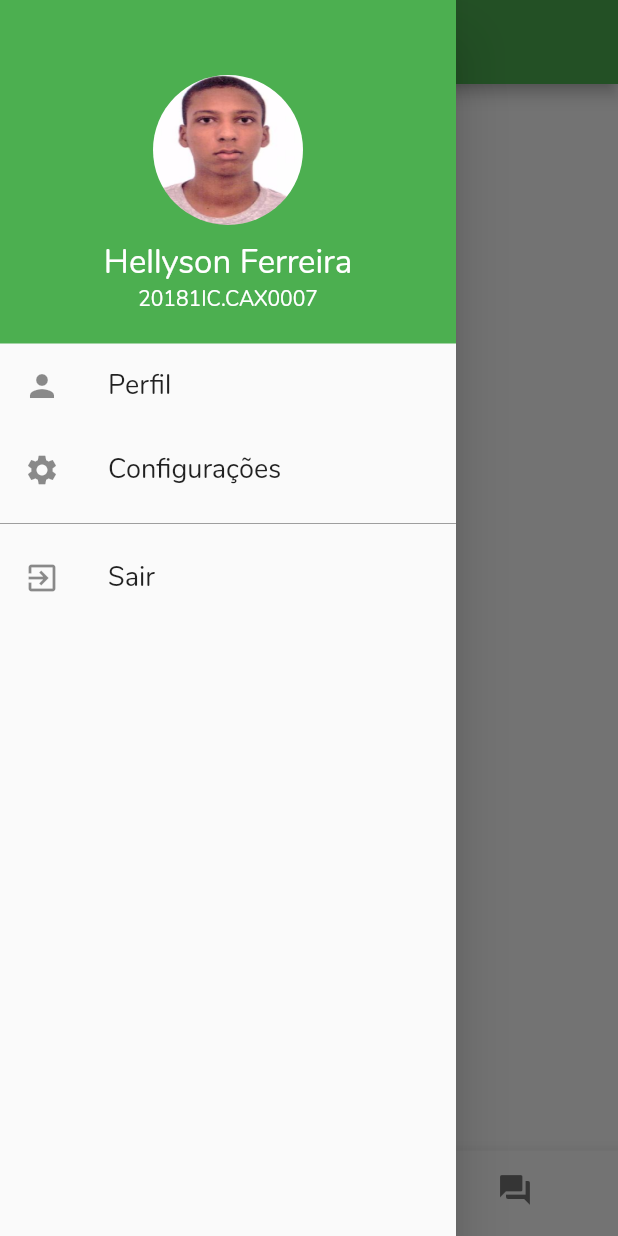
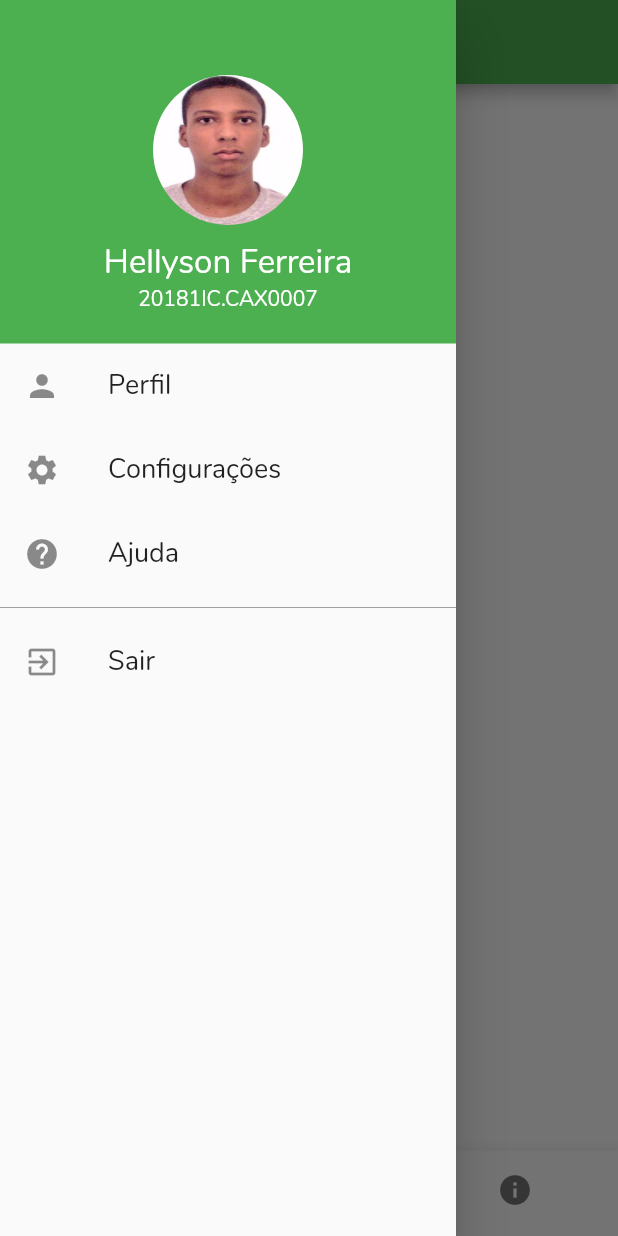
Before and after one commit to Hellyson-Ferreira/app_avaliacao_ifma, a Flutter app: the HomeAluno screen opened by its route, item 2 of the bottom bar chosen, in the side drawer, after a tap on "Configurações", on a phone screen of 412 x 824 dp. Run offline on Flutter 3.47's test engine with Material 2 defaults, Android fonts, the phone set to English and light mode, and no system bars; our stand-ins replace splashscreen.

Commit message:
Ajustes nas telas

```diff
--- a/lib/homeAluno/drawerAluno.dart
+++ b/lib/homeAluno/drawerAluno.dart
@@ -78,6 +78,21 @@ class DrawerAluno extends StatelessWidget {
 
 
           ),
+          ListTile(
+            leading: Icon(Icons.help),
+            title: Text(
+              'Ajuda',
+              style: TextStyle(
+                fontSize: 18,
+
+            ),
+            ),
+            onTap: (){
+               //Navigator.of(context).pushNamed(HomeAluno.tag,);
+            }
+
+
+          ),
           new Divider(
             color: Colors.grey,
           ),
--- a/lib/homeAluno/home_aluno.dart
+++ b/lib/homeAluno/home_aluno.dart
@@ -27,7 +27,13 @@ class _HomeAlunoState extends State<HomeAluno> {
   Widget build(BuildContext context) {
     return Scaffold(
       appBar: AppBar(
-        title: const Text('Nome do APP'),
+        //centerTitle: true,
+        title: const Text(
+          'Aluno ',
+          style: TextStyle(
+            fontSize: 20
+
+        ),),
       ),
       body: Center(
         child: _widgetOptions.elementAt(_selectedIndex),
@@ -44,7 +50,7 @@ class _HomeAlunoState extends State<HomeAluno> {
             title: Text('Business'),
           ),
           BottomNavigationBarItem(
-            icon: Icon(Icons.question_answer),
+            icon: Icon(Icons.info),
             title: Text('Sobre'),
           ),
         ],
@@ -61,7 +67,7 @@ class HomePage extends StatelessWidget {
   @override
   Widget build(BuildContext context) {
     return Icon(
-      Icons.home, size: 100
+      Icons.home, size: 150
     );
   }
 }
@@ -70,7 +76,7 @@ class BusinessPage extends StatelessWidget {
   @override
   Widget build(BuildContext context) {
     return Icon(
-      Icons.business, size: 100
+      Icons.cloud_download, size: 150
     );
   }
 }
@@ -79,7 +85,7 @@ class SchoolPage extends StatelessWidget {
   @override
   Widget build(BuildContext context) {
     return Icon(
-      Icons.question_answer, size: 100
+      Icons.info, size: 150
     );
   }
 }
```
Also changed, not shown: lib/homeAdimin/drawerAdimim.dart (+15 -0 lines), lib/homeAdimin/home_adimim.dart (+4 -4 lines), 1 other file.
